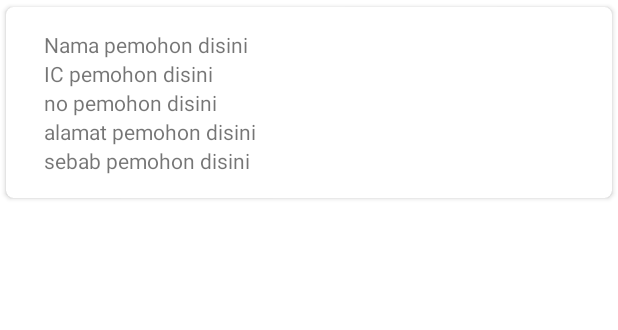
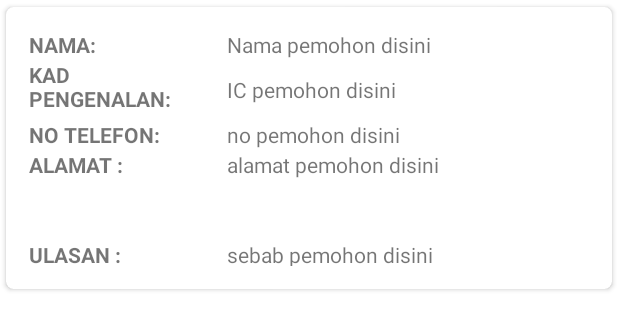
Before and after one commit to syafiq71/CovidAid, an Android app: the layout singlestatus.xml on its own in the app's theme, with its tools: preview values and no code run, on a phone screen of 412 x 824 dp. Shown: the top 330 px of the screen. Run offline under Robolectric (Android 15) with nearby library versions, the phone set to English and light mode, and no system bars.

Commit message:
covid aid apps (update list of borang)

```diff
--- a/app/src/main/res/layout/singlestatus.xml
+++ b/app/src/main/res/layout/singlestatus.xml
@@ -9,47 +9,91 @@
 
     <RelativeLayout
         android:layout_width="match_parent"
-        android:layout_height="wrap_content"
+        android:layout_height="188dp"
         android:padding="15dp">
 
         <TextView
+            android:id="@+id/labelNama"
             android:layout_width="match_parent"
             android:layout_height="wrap_content"
-            android:id="@+id/namaPemohon"
-            android:text="Nama pemohon disini"
-            android:layout_marginLeft="10dp" />
+            android:layout_marginRight="10dp"
+            android:text="NAMA: "
+            android:textStyle="bold" />
 
         <TextView
+            android:id="@+id/labelIC"
             android:layout_width="match_parent"
             android:layout_height="wrap_content"
-            android:id="@+id/ICPemohon"
-            android:text="IC pemohon disini"
-            android:layout_marginLeft="10dp"
-            android:layout_below="@id/namaPemohon"/>
+            android:layout_marginTop="20dp"
+            android:layout_marginRight="10dp"
+            android:text="KAD \nPENGENALAN: "
+            android:textStyle="bold" />
 
         <TextView
+            android:id="@+id/labelTel"
             android:layout_width="match_parent"
             android:layout_height="wrap_content"
-            android:id="@+id/phonePemohon"
-            android:text="no pemohon disini"
-            android:layout_marginLeft="10dp"
-            android:layout_below="@id/ICPemohon"/>
+            android:layout_marginTop="60dp"
+            android:layout_marginRight="10dp"
+            android:text="NO TELEFON: "
+            android:textStyle="bold" />
 
         <TextView
+            android:id="@+id/labelAlamat"
             android:layout_width="match_parent"
             android:layout_height="wrap_content"
-            android:id="@+id/alamatPemohon"
-            android:text="alamat pemohon disini"
-            android:layout_marginLeft="10dp"
-            android:layout_below="@id/phonePemohon"/>
+            android:layout_marginTop="80dp"
+            android:layout_marginRight="10dp"
+            android:text="ALAMAT : "
+            android:textStyle="bold" />
 
         <TextView
+            android:id="@+id/labelSumbangan"
             android:layout_width="match_parent"
             android:layout_height="wrap_content"
+            android:layout_marginTop="140dp"
+            android:layout_marginRight="10dp"
+            android:text="ULASAN : "
+            android:textStyle="bold" />
+
+        <TextView
+            android:id="@+id/namaPemohon"
+            android:layout_width="match_parent"
+            android:layout_height="wrap_content"
+            android:layout_marginLeft="132dp"
+            android:text="Nama pemohon disini" />
+
+        <TextView
+            android:id="@+id/ICPemohon"
+            android:layout_width="match_parent"
+            android:layout_height="wrap_content"
+            android:layout_marginTop="30dp"
+            android:layout_marginLeft="132dp"
+            android:text="IC pemohon disini" />
+
+        <TextView
+            android:id="@+id/phonePemohon"
+            android:layout_width="match_parent"
+            android:layout_height="wrap_content"
+            android:layout_marginTop="60dp"
+            android:layout_marginLeft="132dp"
+            android:text="no pemohon disini" />
+
+        <TextView
+            android:id="@+id/alamatPemohon"
+            android:layout_width="match_parent"
+            android:layout_height="wrap_content"
+         android:layout_marginTop="80dp"
+            android:layout_marginLeft="132dp"
+            android:text="alamat pemohon disini" />
+
+        <TextView
             android:id="@+id/sebabPemohon"
-            android:text="sebab pemohon disini"
-            android:layout_marginLeft="10dp"
-            android:layout_below="@id/alamatPemohon"/>
+            android:layout_width="match_parent"
+            android:layout_height="wrap_content"
+            android:layout_marginLeft="132dp"
+            android:layout_marginTop="140dp"
+            android:text="sebab pemohon disini" />
     </RelativeLayout>
 
     </androidx.cardview.widget.CardView>
```
